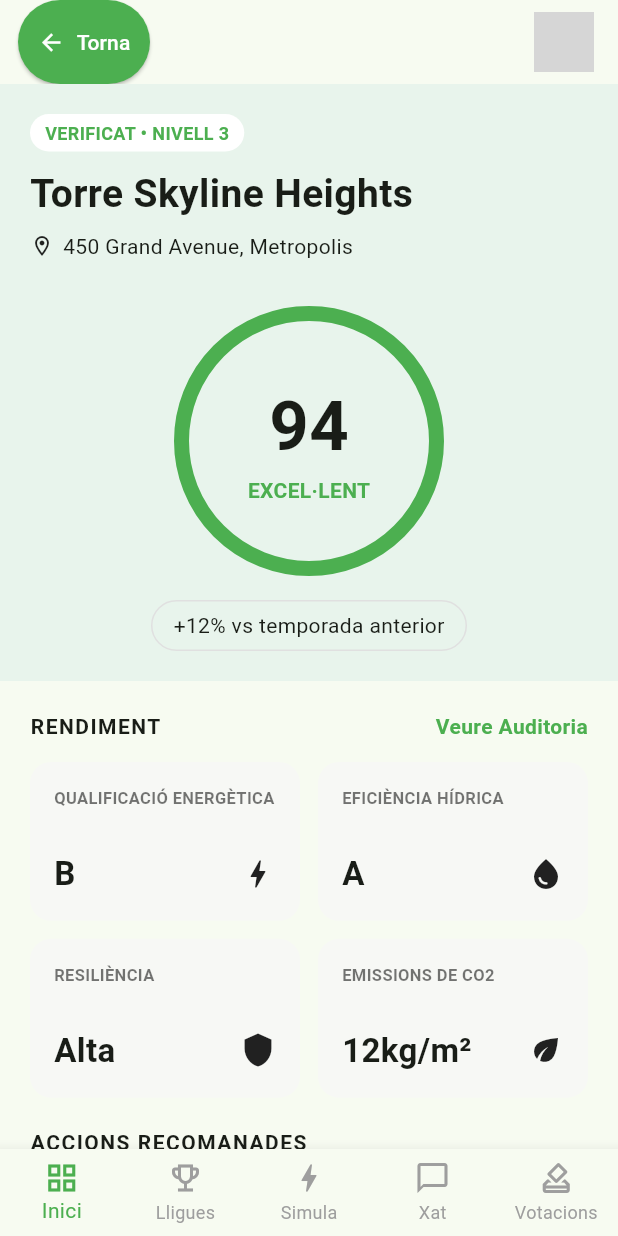
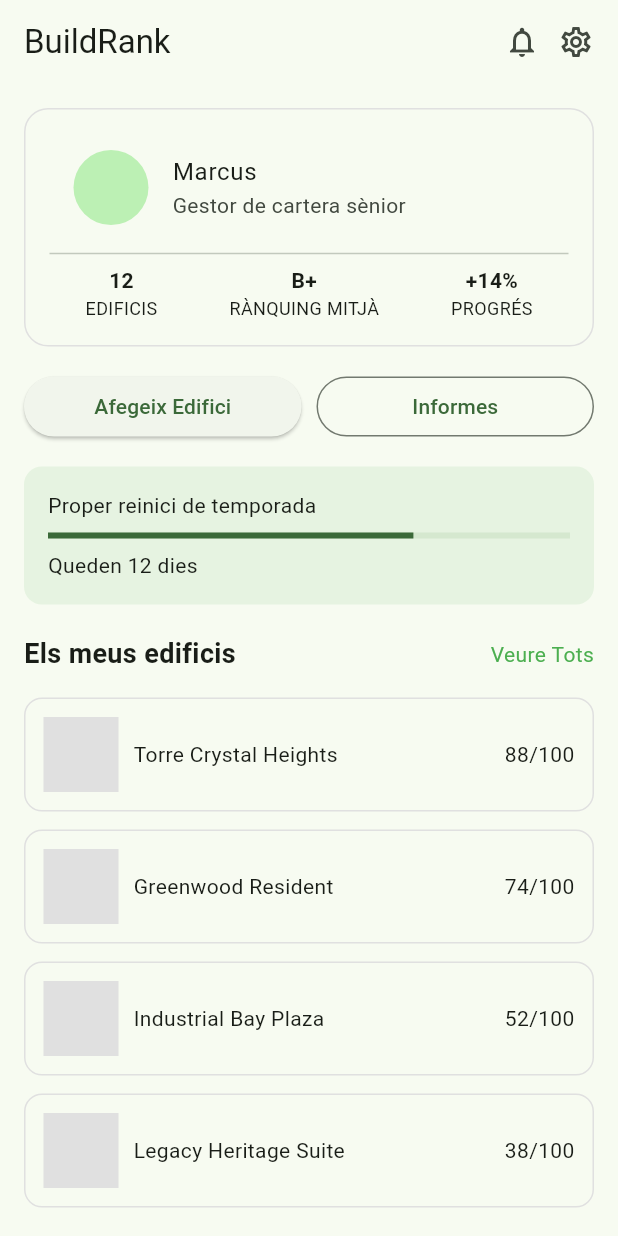
Before and after one commit to pes2526q2-13-gei-upc/FrontEnd-BuildRank, a Flutter app: the screen it shows after launch, scrolled down 73 dp, after a tap on "Entrar", on a phone screen of 412 x 824 dp. Run offline on Flutter 3.47's test engine with Material 3 defaults, Android fonts, the phone set to English and light mode, and no system bars; grey boxes are pictures that could not be loaded.

Commit message:
screen esquematic de perfil i navegacions resoltes

```diff
--- a/buildrank_mobile/lib/features/auth/presentation/screens/login_screen.dart
+++ b/buildrank_mobile/lib/features/auth/presentation/screens/login_screen.dart
@@ -1,6 +1,6 @@
 //import 'dart:ffi';
 
-import 'package:buildrank_mobile/features/main/presentation/screens/building_main_screen.dart';
+import 'package:buildrank_mobile/features/profile/presentation/screens/profile_screen.dart';
 import 'package:flutter/material.dart';
 //import '../../../home/presentation/screens/home_screen.dart';
 //import '../../../formBuilding/presentation/screens/form_building_screen.dart'; //només per fer proves del formulari d'edifici
@@ -91,7 +91,7 @@ class LoginScreen extends StatelessWidget {
                       onPressed: () {
                         Navigator.of(context).pushReplacement(
                           MaterialPageRoute(
-                            builder: (_) => const MainScreen(),
+                            builder: (_) => const ProfileScreen(),
                             //builder: (_) => const BuildingFormScreen(), //només per fer proves del formulari, després canviar a HomeScreen
                             //builder: (_) => const BuildingDetailScreen(), //només per fer proves de la targeta d'edifici, després canviar a HomeScreen
                           ),
--- /dev/null
+++ b/buildrank_mobile/lib/features/profile/presentation/screens/profile_screen.dart
@@ -0,0 +1,243 @@
+import 'package:flutter/material.dart';
+import 'package:buildrank_mobile/features/formBuilding/presentation/screens/form_building_screen.dart';
+import 'package:buildrank_mobile/features/main/presentation/screens/building_main_screen.dart';
+
+class ProfileScreen extends StatelessWidget {
+  const ProfileScreen({super.key});
+
+  @override
+  Widget build(BuildContext context) {
+    return Scaffold(
+      appBar: AppBar(
+        title: const Text("BuildRank"),
+        actions: const [
+          Icon(Icons.notifications_none),
+          SizedBox(width: 12),
+          Icon(Icons.settings_outlined),
+          SizedBox(width: 16),
+        ],
+      ),
+      body: ListView(
+        padding: const EdgeInsets.all(16),
+        children: [
+          // 🔹 USER CARD
+          _buildUserCard(),
+
+          const SizedBox(height: 16),
+
+          // 🔹 ACTION BUTTONS
+          Row(
+            children: [
+              Expanded(
+                child: ElevatedButton(
+                  onPressed: () {
+                    Navigator.push(
+                      context,
+                      MaterialPageRoute(
+                        builder: (_) => const BuildingFormScreen(),
+                      ),
+                    );
+                  },
+                  child: const Text("Afegeix Edifici"),
+                ),
+              ),
+              const SizedBox(width: 10),
+              Expanded(
+                child: OutlinedButton(
+                  onPressed: () {},
+                  child: const Text("Informes"),
+                ),
+              ),
+            ],
+          ),
+
+          const SizedBox(height: 16),
+
+          // 🔹 SEASON CARD
+          _buildSeasonCard(),
+
+          const SizedBox(height: 20),
+
+          // 🔹 BUILDINGS TITLE
+          Row(
+            mainAxisAlignment: MainAxisAlignment.spaceBetween,
+            children: const [
+              Text(
+                "Els meus edificis",
+                style: TextStyle(fontSize: 18, fontWeight: FontWeight.bold),
+              ),
+              Text("Veure Tots", style: TextStyle(color: Colors.green)),
+            ],
+          ),
+
+          const SizedBox(height: 10),
+
+          // 🔹 BUILDINGS LIST
+          _buildBuildingItem(
+            context,
+            title: "Torre Crystal Heights",
+            score: "88/100",
+          ),
+
+          _buildBuildingItem(
+            context,
+            title: "Greenwood Resident",
+            score: "74/100",
+          ),
+
+          _buildBuildingItem(
+            context,
+            title: "Industrial Bay Plaza",
+            score: "52/100",
+          ),
+
+          _buildBuildingItem(
+            context,
+            title: "Legacy Heritage Suite",
+            score: "38/100",
+          ),
+
+          const SizedBox(height: 20),
+
+          // 🔹 BADGES
+          const Text(
+            "Insígnies Actives",
+            style: TextStyle(fontSize: 18, fontWeight: FontWeight.bold),
+          ),
+
+          const SizedBox(height: 10),
+
+          Row(
+            children: const [
+              Expanded(child: _BadgeCard(title: "Mestre d'eficiència")),
+              SizedBox(width: 10),
+              Expanded(child: _BadgeCard(title: "Pioner Solar")),
+              SizedBox(width: 10),
+              Expanded(child: _BadgeCard(title: "Heroi de CO₂")),
+            ],
+          ),
+        ],
+      ),
+    );
+  }
+
+  // 🔹 USER CARD
+  Widget _buildUserCard() {
+    return Container(
+      padding: const EdgeInsets.all(16),
+      decoration: BoxDecoration(
+        borderRadius: BorderRadius.circular(16),
+        border: Border.all(color: Colors.grey.shade300),
+      ),
+      child: Column(
+        children: const [
+          ListTile(
+            leading: CircleAvatar(radius: 25),
+            title: Text("Marcus"),
+            subtitle: Text("Gestor de cartera sènior"),
+          ),
+          Divider(),
+          Row(
+            mainAxisAlignment: MainAxisAlignment.spaceAround,
+            children: [
+              _Metric(title: "12", subtitle: "EDIFICIS"),
+              _Metric(title: "B+", subtitle: "RÀNQUING MITJÀ"),
+              _Metric(title: "+14%", subtitle: "PROGRÉS"),
+            ],
+          ),
+        ],
+      ),
+    );
+  }
+
+  // 🔹 SEASON CARD
+  Widget _buildSeasonCard() {
+    return Container(
+      padding: const EdgeInsets.all(16),
+      decoration: BoxDecoration(
+        color: Colors.green.withOpacity(0.1),
+        borderRadius: BorderRadius.circular(12),
+      ),
+      child: const Column(
+        crossAxisAlignment: CrossAxisAlignment.start,
+        children: [
+          Text("Proper reinici de temporada"),
+          SizedBox(height: 8),
+          LinearProgressIndicator(value: 0.7),
+          SizedBox(height: 8),
+          Text("Queden 12 dies"),
+        ],
+      ),
+    );
+  }
+
+  // 🔹 BUILDING ITEM
+  Widget _buildBuildingItem(
+    BuildContext context, {
+    required String title,
+    required String score,
+  }) {
+    return GestureDetector(
+      onTap: () {
+        Navigator.push(
+          context,
+          MaterialPageRoute(builder: (_) => const MainScreen()),
+        );
+      },
+      child: Container(
+        margin: const EdgeInsets.symmetric(vertical: 6),
+        padding: const EdgeInsets.all(12),
+        decoration: BoxDecoration(
+          borderRadius: BorderRadius.circular(12),
+          border: Border.all(color: Colors.grey.shade300),
+        ),
+        child: Row(
+          children: [
+            Container(width: 50, height: 50, color: Colors.grey.shade300),
+            const SizedBox(width: 10),
+            Expanded(child: Text(title)),
+            Text(score),
+          ],
+        ),
+      ),
+    );
+  }
+}
+
+// 🔹 METRIC
+class _Metric extends StatelessWidget {
+  final String title;
+  final String subtitle;
+
+  const _Metric({required this.title, required this.subtitle});
+
+  @override
+  Widget build(BuildContext context) {
+    return Column(
+      children: [
+        Text(title, style: const TextStyle(fontWeight: FontWeight.bold)),
+        Text(subtitle, style: const TextStyle(fontSize: 12)),
+      ],
+    );
+  }
+}
+
+// 🔹 BADGE CARD
+class _BadgeCard extends StatelessWidget {
+  final String title;
+
+  const _BadgeCard({required this.title});
+
+  @override
+  Widget build(BuildContext context) {
+    return Container(
+      height: 100,
+      alignment: Alignment.center,
+      decoration: BoxDecoration(
+        color: Colors.grey.shade200,
+        borderRadius: BorderRadius.circular(12),
+      ),
+      child: Text(title, textAlign: TextAlign.center),
+    );
+  }
+}
```
